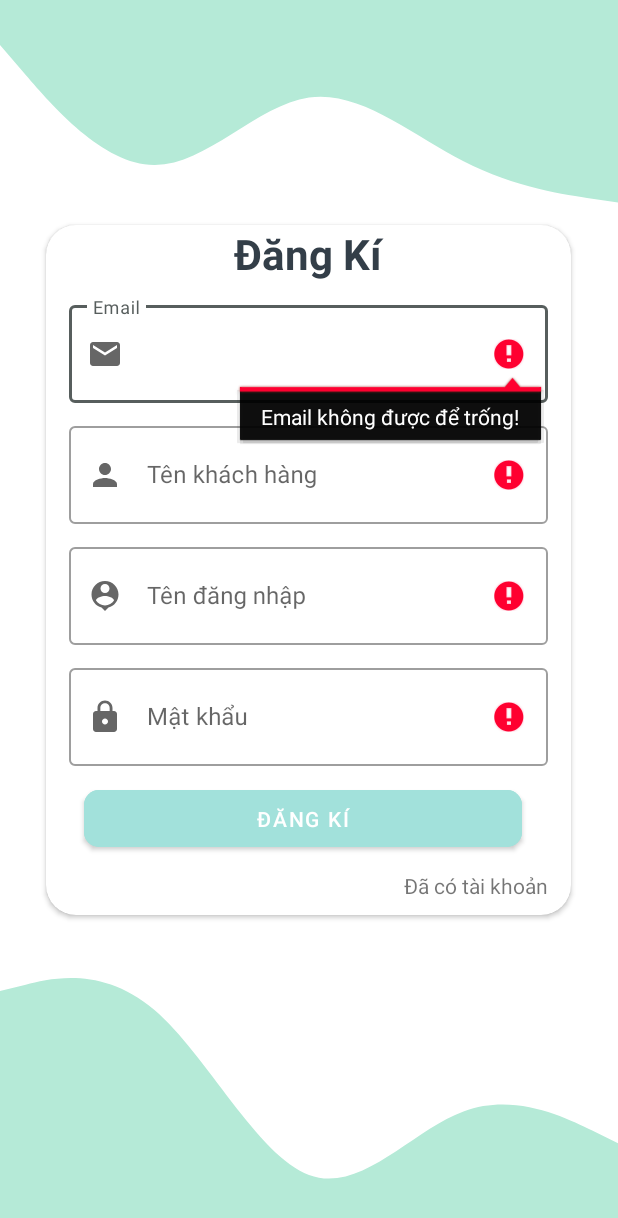
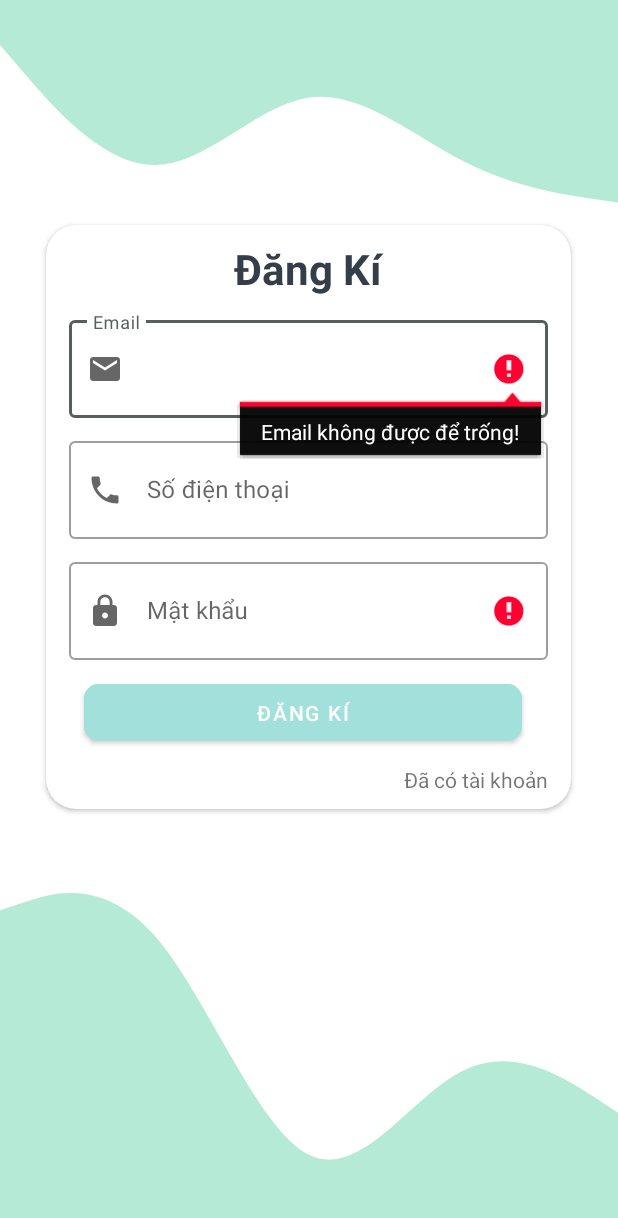
Before and after one commit to pbao9/NOID, an Android app: the RegisterActivity screen opened directly, with no data from a screen before it, after a tap on "ĐĂNG KÍ", on a phone screen of 412 x 824 dp. Shown: the top 1218 px of the screen. Run offline under Robolectric (Android 15) with nearby library versions, the phone set to English and light mode, and no system bars; our stand-ins replace Firebase (no records; nobody signed in at launch, a user with empty details on screens opened directly).

Commit message:
Chỉnh sửa kiểu đăng nhập đăng kí, ràng buộc không cho đăng nhập đăng kí bằng email cửa hàng kylekhanh1028@gmail.com, Xoá tên đăng nhập (username), ràng buộc không cho đăng kí bằng số điện thoại đã được đăng kí trước đó trong DB 02/06 23:20PM

```diff
--- a/app/src/main/java/com/thuctap/NOID/Adapter/ViewPageAdapter.java
+++ b/app/src/main/java/com/thuctap/NOID/Adapter/ViewPageAdapter.java
@@ -12,7 +12,6 @@ import com.thuctap.NOID.Fragment.StoreFragment;
 
 
 public class ViewPageAdapter extends FragmentStatePagerAdapter {
-
 
     public ViewPageAdapter(@NonNull FragmentManager fm, int behavior) {
         super(fm, behavior);
--- a/app/src/main/java/com/thuctap/NOID/LogReg/RegisterActivity.java
+++ b/app/src/main/java/com/thuctap/NOID/LogReg/RegisterActivity.java
@@ -15,8 +15,13 @@ import com.google.android.gms.tasks.Task;
 import com.google.android.material.textfield.TextInputEditText;
 import com.google.firebase.auth.AuthResult;
 import com.google.firebase.auth.FirebaseAuth;
+import com.google.firebase.auth.FirebaseUser;
+import com.google.firebase.database.DataSnapshot;
+import com.google.firebase.database.DatabaseError;
 import com.google.firebase.database.DatabaseReference;
 import com.google.firebase.database.FirebaseDatabase;
+import com.google.firebase.database.Query;
+import com.google.firebase.database.ValueEventListener;
 import com.thuctap.NOID.Database.DBUser;
 import com.thuctap.NOID.R;
 
@@ -30,7 +35,7 @@ public class RegisterActivity extends AppCompatActivity {
     private DatabaseReference reference;
     /* Realtime */
 
-    private TextInputEditText edtEmail, edtName, edtUsername, edtPassword;
+    private TextInputEditText edtEmail, edtPassword, edtPhone;
     private Button btnSignUp;
     private TextView txtSignIn;
 
@@ -44,45 +49,61 @@ public class RegisterActivity extends AppCompatActivity {
         btnSignUp.setOnClickListener(new View.OnClickListener() {
             @Override
             public void onClick(View v) {
+                String email = edtEmail.getText().toString().trim();
+                String password = edtPassword.getText().toString().trim();
+                String name = "";
+                String address = "";
+                String phone = edtPhone.getText().toString().trim();
 
-                String email = edtEmail.getText().toString().trim();
-                String hoten = edtName.getText().toString().trim();
-                String tendangnhap = edtUsername.getText().toString().trim();
-                String matkhau = edtPassword.getText().toString().trim();
-                String phanquyen = "khachhang";
-
+                reference = FirebaseDatabase.getInstance().getReference().child("taikhoan");
+                /* Sự kiện xử lý số điện thoại trùng lặp trong Realtime DB*/
+                reference.orderByChild("phone").equalTo(phone).addListenerForSingleValueEvent(new ValueEventListener() {
+                    @Override
+                    public void onDataChange(@NonNull DataSnapshot snapshot) {
+                        if (snapshot.exists()) {
+                            /* Trường hợp số điện thoại đã tồn tại */
+                            Toast.makeText(RegisterActivity.this, "Số điện thoại này đã tồn tại!", Toast.LENGTH_SHORT).show();
+                            edtPhone.setText(" ");
+                        } else {
+                            /* Trường hợp số điện thoại chưa được đăng kí */
+                            /* Kiểm tra Email & Tên đăng nhập cửa hàng */
+                            if (email.equals("kylekhanh1028@gmail.com")) {
+                                Toast.makeText(RegisterActivity.this, "Địa chỉ email hoặc tên đăng nhập không được cho phép!", Toast.LENGTH_SHORT).show();
+                                return;
+                            }
                             if (email.isEmpty()) {
                                 edtEmail.setError("Email không được để trống!");
                             }
-                if (hoten.isEmpty()) {
-                    edtName.setError("Tên hiển thị không được để trống!");
-                }
-                if (tendangnhap.isEmpty()) {
-                    edtUsername.setError("Tên đăng nhập không được để trống!");
-                }
-                if (matkhau.isEmpty()) {
+                            if (password.isEmpty()) {
                                 edtPassword.setError("Mật khẩu không được để trống");
                             } else {
-                    auth.createUserWithEmailAndPassword(email, matkhau).addOnCompleteListener(new OnCompleteListener<AuthResult>() {
+                                auth.createUserWithEmailAndPassword(email, password).addOnCompleteListener(new OnCompleteListener<AuthResult>() {
                                     @Override
                                     public void onComplete(@NonNull Task<AuthResult> task) {
+
                                         if (task.isSuccessful()) {
-                                // Realtime
-                                database = FirebaseDatabase.getInstance();
-                                reference = database.getReference("taikhoan");
-
-                                DBUser dbUser = new DBUser(email, hoten, tendangnhap, matkhau, phanquyen);
-                                reference.child(tendangnhap).setValue(dbUser);
-                                // Realtime
-
+                                            /* Thêm */
+                                            FirebaseUser user = auth.getCurrentUser();
+                                            DatabaseReference reference = FirebaseDatabase.getInstance().getReference().child("taikhoan");
+                                            DBUser dbUser = new DBUser(email, name, password, address, phone);
+                                            /* Khởi tạo biến UserID để lấy userID add vào Realtime DB */
+                                            String userID = user.getUid();
+                                            reference.child(userID).setValue(dbUser);
                                             Toast.makeText(RegisterActivity.this, "Đăng kí tài khoản thành công!", Toast.LENGTH_SHORT).show();
                                             startActivity(new Intent(RegisterActivity.this, LoginActivity.class));
                                         } else {
-                                Toast.makeText(RegisterActivity.this, "Đăng kí tài khoản thất bại. Kiểm tra lại!" + task.getException(), Toast.LENGTH_SHORT).show();
+                                            Toast.makeText(RegisterActivity.this, "Đăng kí tài khoản thất bại. Kiểm tra lại!", Toast.LENGTH_SHORT).show();
                                         }
                                     }
                                 });
                             }
+                        }
+                    }
+                    @Override
+                    public void onCancelled(@NonNull DatabaseError error) {
+
+                    }
+                });
             }
         });
         /* Kết thúc nút đăng ký */
@@ -100,8 +121,7 @@ public class RegisterActivity extends AppCompatActivity {
     private void addView() {
         auth = FirebaseAuth.getInstance();
         edtEmail = findViewById(R.id.edtEmail);
-        edtName = findViewById(R.id.edtName);
-        edtUsername = findViewById(R.id.edtUsername);
+        edtPhone = findViewById(R.id.edtPhone);
         edtPassword = findViewById(R.id.edtPassword);
         btnSignUp = findViewById(R.id.btnSignUp);
         txtSignIn = findViewById(R.id.txtSignIn);
--- a/app/src/main/java/com/thuctap/NOID/MainActivity.java
+++ b/app/src/main/java/com/thuctap/NOID/MainActivity.java
@@ -40,7 +40,6 @@ public class MainActivity extends AppCompatActivity {
                     case R.id.actionOther:
                         viewPager.setCurrentItem(3);
                         break;
-
                 }
                 return true;
 
--- a/app/src/main/res/layout/activity_register.xml
+++ b/app/src/main/res/layout/activity_register.xml
@@ -29,11 +29,13 @@
                 android:layout_width="match_parent"
                 android:layout_height="wrap_content"
                 android:layout_gravity="center"
+                android:layout_marginTop="10dp"
                 android:text="Đăng Kí"
                 android:textAlignment="center"
                 android:textColor="#333E48"
                 android:textSize="28dp"
                 android:textStyle="bold" />
+
 
             <!-- Email -->
             <com.google.android.material.textfield.TextInputLayout
@@ -53,39 +55,23 @@
                     android:layout_height="65dp" />
             </com.google.android.material.textfield.TextInputLayout>
 
-            <!-- Tên khách hàng -->
+            <!-- Số điện thoại -->
             <com.google.android.material.textfield.TextInputLayout
-                android:id="@+id/txtInputName"
+                android:id="@+id/txtInputPhone"
                 style="@style/Widget.MaterialComponents.TextInputLayout.OutlinedBox"
                 android:layout_width="match_parent"
                 android:layout_height="wrap_content"
                 android:layout_marginStart="15dp"
                 android:layout_marginTop="10dp"
                 android:layout_marginEnd="15dp"
-                android:hint="Tên khách hàng"
-                app:startIconDrawable="@drawable/ic_person">
+                android:hint="Số điện thoại"
+                app:startIconDrawable="@drawable/ic_phone">
 
                 <com.google.android.material.textfield.TextInputEditText
-                    android:id="@+id/edtName"
+                    android:id="@+id/edtPhone"
                     android:layout_width="match_parent"
-                    android:layout_height="65dp" />
-            </com.google.android.material.textfield.TextInputLayout>
-
-            <!-- Tên đăng nhập -->
-            <com.google.android.material.textfield.TextInputLayout
-                android:id="@+id/txtInputUsername"
-                style="@style/Widget.MaterialComponents.TextInputLayout.OutlinedBox"
-                android:layout_width="match_parent"
-                android:layout_height="wrap_content"
-                android:layout_marginStart="15dp"
-                android:layout_marginTop="10dp"
-                android:layout_marginEnd="15dp"
-                android:hint="Tên đăng nhập"
-                app:startIconDrawable="@drawable/ic_username">
-
-                <com.google.android.material.textfield.TextInputEditText
-                    android:id="@+id/edtUsername"
-                    android:layout_width="match_parent"
+                    android:inputType="number"
+                    android:maxLength="10"
                     android:layout_height="65dp" />
             </com.google.android.material.textfield.TextInputLayout>
 
```
Also changed, not shown: app/src/main/AndroidManifest.xml (+10 -19 lines), app/src/main/java/com/thuctap/NOID/Database/DBUser.java (+22 -22 lines), app/src/main/java/com/thuctap/NOID/LogReg/LoginActivity.java (+38 -100 lines), app/src/main/res/layout/activity_login.xml (+6 -5 lines). Lines whose indentation alone changed are shown as unchanged.
